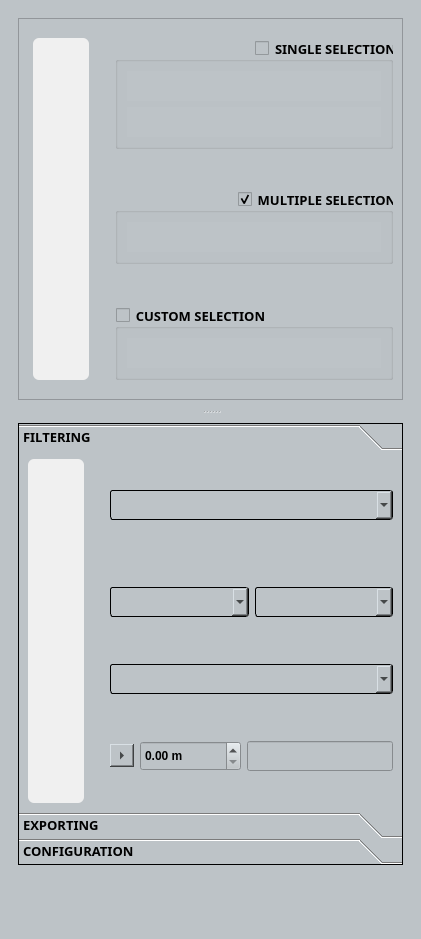
Old version of the form filter_mate_dockwidget_base.ui in the repository sducournau/filter_mate.
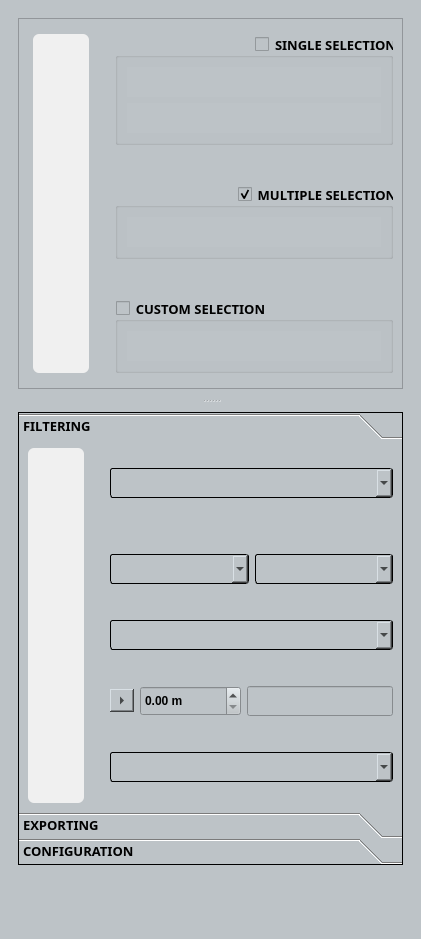
New version of the form. Icons and pictures are not drawn. Custom widgets are drawn as their Qt base class.

Patch:
```diff
--- a/filter_mate_dockwidget_base.ui
+++ b/filter_mate_dockwidget_base.ui
@@ -444,7 +444,7 @@
       </property>
       <widget class="QFrame" name="frame_exploring">
        <property name="sizePolicy">
-        <sizepolicy hsizetype="Preferred" vsizetype="Preferred">
+        <sizepolicy hsizetype="Preferred" vsizetype="Expanding">
          <horstretch>0</horstretch>
          <verstretch>0</verstretch>
         </sizepolicy>
@@ -458,7 +458,7 @@
        <property name="maximumSize">
         <size>
          <width>16777215</width>
-         <height>400</height>
+         <height>16777215</height>
         </size>
        </property>
        <property name="baseSize">
@@ -511,7 +511,7 @@
              <x>0</x>
              <y>0</y>
              <width>383</width>
-             <height>359</height>
+             <height>321</height>
             </rect>
            </property>
            <layout class="QGridLayout" name="gridLayout_2">
@@ -1051,7 +1051,7 @@
                    <cursorShape>PointingHandCursor</cursorShape>
                   </property>
                   <property name="styleSheet">
-                   <string notr="true">QgsCollapsibleGroupBoxBasic::title, QgsCollapsibleGroupBox::title {  subcontrol-origin: margin;  subcontrol-position: top left;  margin-left: 20px;  margin-right: 5px;  left: 0px;  top: 1px;} QgsCollapsibleGroupBoxBasic { border: none; }QgsCollapsibleGroupBoxBasic::title, QgsCollapsibleGroupBox::title {  subcontrol-origin: margin;  subcontrol-position: top left;  margin-left: 20px;  margin-right: 5px;  left: 0px;  top: 1px;}QgsCollapsibleGroupBoxBasic::title, QgsCollapsibleGroupBox::title {  subcontrol-origin: margin;  subcontrol-position: top left;  margin-left: 20px;  margin-right: 5px;  left: 0px;  top: 1px;}</string>
+                   <string notr="true">QgsCollapsibleGroupBoxBasic::title, QgsCollapsibleGroupBox::title {  subcontrol-origin: margin;  subcontrol-position: top left;  margin-left: 20px;  margin-right: 5px;  left: 0px;  top: 1px;} QgsCollapsibleGroupBoxBasic { border: none; }QgsCollapsibleGroupBoxBasic::title, QgsCollapsibleGroupBox::title {  subcontrol-origin: margin;  subcontrol-position: top left;  margin-left: 20px;  margin-right: 5px;  left: 0px;  top: 1px;}QgsCollapsibleGroupBoxBasic::title, QgsCollapsibleGroupBox::title {  subcontrol-origin: margin;  subcontrol-position: top left;  margin-left: 20px;  margin-right: 5px;  left: 0px;  top: 1px;}QgsCollapsibleGroupBoxBasic::title, QgsCollapsibleGroupBox::title {  subcontrol-origin: margin;  subcontrol-position: top left;  margin-left: 20px;  margin-right: 5px;  left: 0px;  top: 1px;}QgsCollapsibleGroupBoxBasic::title, QgsCollapsibleGroupBox::title {  subcontrol-origin: margin;  subcontrol-position: top left;  margin-left: 20px;  margin-right: 5px;  left: 0px;  top: 1px;}QgsCollapsibleGroupBoxBasic::title, QgsCollapsibleGroupBox::title {  subcontrol-origin: margin;  subcontrol-position: top left;  margin-left: 20px;  margin-right: 5px;  left: 0px;  top: 1px;}QgsCollapsibleGroupBoxBasic::title, QgsCollapsibleGroupBox::title {  subcontrol-origin: margin;  subcontrol-position: top left;  margin-left: 20px;  margin-right: 5px;  left: 0px;  top: 1px;}</string>
                   </property>
                   <property name="title">
                    <string>SINGLE SELECTION</string>
@@ -1298,7 +1298,7 @@
                    <cursorShape>PointingHandCursor</cursorShape>
                   </property>
                   <property name="styleSheet">
-                   <string notr="true">QgsCollapsibleGroupBoxBasic::title, QgsCollapsibleGroupBox::title {  subcontrol-origin: margin;  subcontrol-position: top left;  margin-left: 20px;  margin-right: 5px;  left: 0px;  top: 1px;}QgsCollapsibleGroupBoxBasic::title, QgsCollapsibleGroupBox::title {  subcontrol-origin: margin;  subcontrol-position: top left;  margin-left: 20px;  margin-right: 5px;  left: 0px;  top: 1px;}QgsCollapsibleGroupBoxBasic::title, QgsCollapsibleGroupBox::title {  subcontrol-origin: margin;  subcontrol-position: top left;  margin-left: 20px;  margin-right: 5px;  left: 0px;  top: 1px;}</string>
+                   <string notr="true">QgsCollapsibleGroupBoxBasic::title, QgsCollapsibleGroupBox::title {  subcontrol-origin: margin;  subcontrol-position: top left;  margin-left: 20px;  margin-right: 5px;  left: 0px;  top: 1px;}QgsCollapsibleGroupBoxBasic::title, QgsCollapsibleGroupBox::title {  subcontrol-origin: margin;  subcontrol-position: top left;  margin-left: 20px;  margin-right: 5px;  left: 0px;  top: 1px;}QgsCollapsibleGroupBoxBasic::title, QgsCollapsibleGroupBox::title {  subcontrol-origin: margin;  subcontrol-position: top left;  margin-left: 20px;  margin-right: 5px;  left: 0px;  top: 1px;}QgsCollapsibleGroupBoxBasic::title, QgsCollapsibleGroupBox::title {  subcontrol-origin: margin;  subcontrol-position: top left;  margin-left: 20px;  margin-right: 5px;  left: 0px;  top: 1px;}QgsCollapsibleGroupBoxBasic::title, QgsCollapsibleGroupBox::title {  subcontrol-origin: margin;  subcontrol-position: top left;  margin-left: 20px;  margin-right: 5px;  left: 0px;  top: 1px;}QgsCollapsibleGroupBoxBasic::title, QgsCollapsibleGroupBox::title {  subcontrol-origin: margin;  subcontrol-position: top left;  margin-left: 20px;  margin-right: 5px;  left: 0px;  top: 1px;}QgsCollapsibleGroupBoxBasic::title, QgsCollapsibleGroupBox::title {  subcontrol-origin: margin;  subcontrol-position: top left;  margin-left: 20px;  margin-right: 5px;  left: 0px;  top: 1px;}</string>
                   </property>
                   <property name="title">
                    <string>MULTIPLE SELECTION</string>
@@ -1424,7 +1424,7 @@
                    <cursorShape>PointingHandCursor</cursorShape>
                   </property>
                   <property name="styleSheet">
-                   <string notr="true">QgsCollapsibleGroupBoxBasic::title, QgsCollapsibleGroupBox::title {  subcontrol-origin: margin;  subcontrol-position: top left;  margin-left: 20px;  margin-right: 5px;  left: 0px;  top: 1px;} QgsCollapsibleGroupBoxBasic { border: none; }QgsCollapsibleGroupBoxBasic::title, QgsCollapsibleGroupBox::title {  subcontrol-origin: margin;  subcontrol-position: top left;  margin-left: 20px;  margin-right: 5px;  left: 0px;  top: 1px;}QgsCollapsibleGroupBoxBasic::title, QgsCollapsibleGroupBox::title {  subcontrol-origin: margin;  subcontrol-position: top left;  margin-left: 20px;  margin-right: 5px;  left: 0px;  top: 1px;}</string>
+                   <string notr="true">QgsCollapsibleGroupBoxBasic::title, QgsCollapsibleGroupBox::title {  subcontrol-origin: margin;  subcontrol-position: top left;  margin-left: 20px;  margin-right: 5px;  left: 0px;  top: 1px;} QgsCollapsibleGroupBoxBasic { border: none; }QgsCollapsibleGroupBoxBasic::title, QgsCollapsibleGroupBox::title {  subcontrol-origin: margin;  subcontrol-position: top left;  margin-left: 20px;  margin-right: 5px;  left: 0px;  top: 1px;}QgsCollapsibleGroupBoxBasic::title, QgsCollapsibleGroupBox::title {  subcontrol-origin: margin;  subcontrol-position: top left;  margin-left: 20px;  margin-right: 5px;  left: 0px;  top: 1px;}QgsCollapsibleGroupBoxBasic::title, QgsCollapsibleGroupBox::title {  subcontrol-origin: margin;  subcontrol-position: top left;  margin-left: 20px;  margin-right: 5px;  left: 0px;  top: 1px;}QgsCollapsibleGroupBoxBasic::title, QgsCollapsibleGroupBox::title {  subcontrol-origin: margin;  subcontrol-position: top left;  margin-left: 20px;  margin-right: 5px;  left: 0px;  top: 1px;}QgsCollapsibleGroupBoxBasic::title, QgsCollapsibleGroupBox::title {  subcontrol-origin: margin;  subcontrol-position: top left;  margin-left: 20px;  margin-right: 5px;  left: 0px;  top: 1px;}QgsCollapsibleGroupBoxBasic::title, QgsCollapsibleGroupBox::title {  subcontrol-origin: margin;  subcontrol-position: top left;  margin-left: 20px;  margin-right: 5px;  left: 0px;  top: 1px;}</string>
                   </property>
                   <property name="title">
                    <string>CUSTOM SELECTION</string>
@@ -1576,6 +1576,12 @@
        </layout>
       </widget>
       <widget class="QFrame" name="frame_toolset">
+       <property name="sizePolicy">
+        <sizepolicy hsizetype="Preferred" vsizetype="Expanding">
+         <horstretch>0</horstretch>
+         <verstretch>0</verstretch>
+        </sizepolicy>
+       </property>
        <property name="minimumSize">
         <size>
          <width>0</width>
@@ -1585,7 +1591,7 @@
        <property name="maximumSize">
         <size>
          <width>16777215</width>
-         <height>600</height>
+         <height>16777215</height>
         </size>
        </property>
        <property name="font">
@@ -1669,7 +1675,7 @@
                <x>0</x>
                <y>0</y>
                <width>381</width>
-               <height>356</height>
+               <height>394</height>
               </rect>
              </property>
              <attribute name="icon">
@@ -1716,7 +1722,7 @@
                 </property>
                 <layout class="QVBoxLayout" name="verticalLayout_10">
                  <item>
-                  <layout class="QVBoxLayout" name="verticalLayout_filtering_keys" stretch="0,0,0,0,0,0,0,0,0">
+                  <layout class="QVBoxLayout" name="verticalLayout_filtering_keys" stretch="0,0,0,0,0,0,0,0,0,0,0">
                    <item>
                     <widget class="QPushButton" name="pushButton_checkable_filtering_auto_current_layer">
                      <property name="sizePolicy">
@@ -2301,6 +2307,41 @@
                      </property>
                     </widget>
                    </item>
+                   <item>
+                    <spacer name="verticalSpacer_14">
+                     <property name="orientation">
+                      <enum>Qt::Vertical</enum>
+                     </property>
+                     <property name="sizeType">
+                      <enum>QSizePolicy::Preferred</enum>
+                     </property>
+                     <property name="sizeHint" stdset="0">
+                      <size>
+                       <width>20</width>
+                       <height>20</height>
+                      </size>
+                     </property>
+                    </spacer>
+                   </item>
+                   <item>
+                    <widget class="QPushButton" name="pushButton_checkable_filtering_buffer_type">
+                     <property name="text">
+                      <string/>
+                     </property>
+                     <property name="iconSize">
+                      <size>
+                       <width>20</width>
+                       <height>20</height>
+                      </size>
+                     </property>
+                     <property name="checkable">
+                      <bool>true</bool>
+                     </property>
+                     <property name="flat">
+                      <bool>true</bool>
+                     </property>
+                    </widget>
+                   </item>
                   </layout>
                  </item>
                 </layout>
@@ -2935,7 +2976,7 @@
                     </property>
                     <property name="minimumSize">
                      <size>
-                      <width>30</width>
+                      <width>26</width>
                       <height>30</height>
                      </size>
                     </property>
@@ -2971,6 +3012,89 @@
                   </item>
                  </layout>
                 </item>
+                <item>
+                 <spacer name="verticalSpacer_7">
+                  <property name="orientation">
+                   <enum>Qt::Vertical</enum>
+                  </property>
+                  <property name="sizeType">
+                   <enum>QSizePolicy::Preferred</enum>
+                  </property>
+                  <property name="sizeHint" stdset="0">
+                   <size>
+                    <width>20</width>
+                    <height>20</height>
+                   </size>
+                  </property>
+                 </spacer>
+                </item>
+                <item>
+                 <widget class="QComboBox" name="comboBox_filtering_buffer_type">
+                  <property name="sizePolicy">
+                   <sizepolicy hsizetype="Preferred" vsizetype="Fixed">
+                    <horstretch>0</horstretch>
+                    <verstretch>0</verstretch>
+                   </sizepolicy>
+                  </property>
+                  <property name="minimumSize">
+                   <size>
+                    <width>30</width>
+                    <height>30</height>
+                   </size>
+                  </property>
+                  <property name="maximumSize">
+                   <size>
+                    <width>16777215</width>
+                    <height>30</height>
+                   </size>
+                  </property>
+                  <property name="baseSize">
+                   <size>
+                    <width>0</width>
+                    <height>30</height>
+                   </size>
+                  </property>
+                  <property name="styleSheet">
+                   <string notr="true">QComboBox
+{
+ background-color:#bdc3c7;
+border: 1px solid black;
+border-radius: 3px;
+padding: 3px 3px 3px 3px;
+color:black;
+
+}
+
+QComboBox:hover
+{
+
+border: 2px solid black;
+
+}
+
+QComboBox QAbstractItemView {
+
+  background: #bdc3c7;
+  selection-background-color: #34495e;
+	color:black;
+}
+
+
+
+
+</string>
+                  </property>
+                  <property name="editable">
+                   <bool>true</bool>
+                  </property>
+                  <property name="iconSize">
+                   <size>
+                    <width>20</width>
+                    <height>20</height>
+                   </size>
+                  </property>
+                 </widget>
+                </item>
                 <item>
                  <spacer name="verticalSpacer_31">
                   <property name="orientation">
```
Left out of the diff: 16 changed lines with no effect on the pictures.
